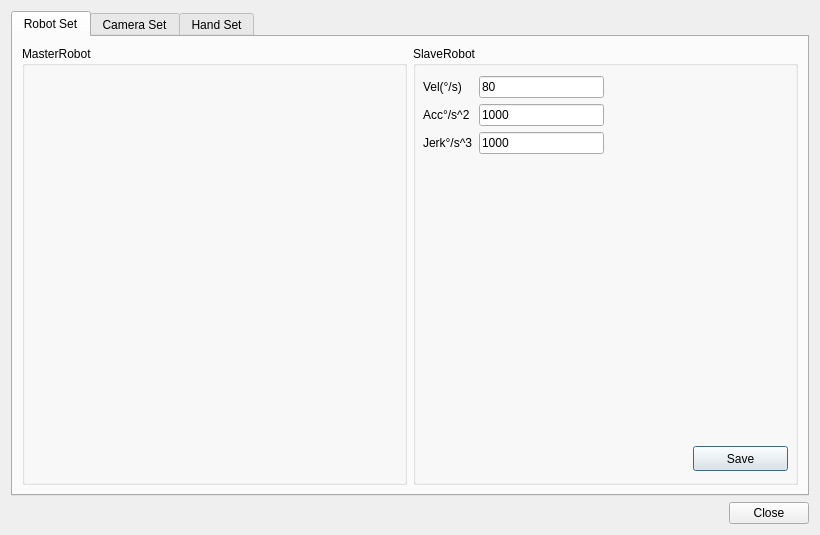
Old version of the form src/ui/settings_window.ui in the repository FAN0909/master-slave-tracking-control.
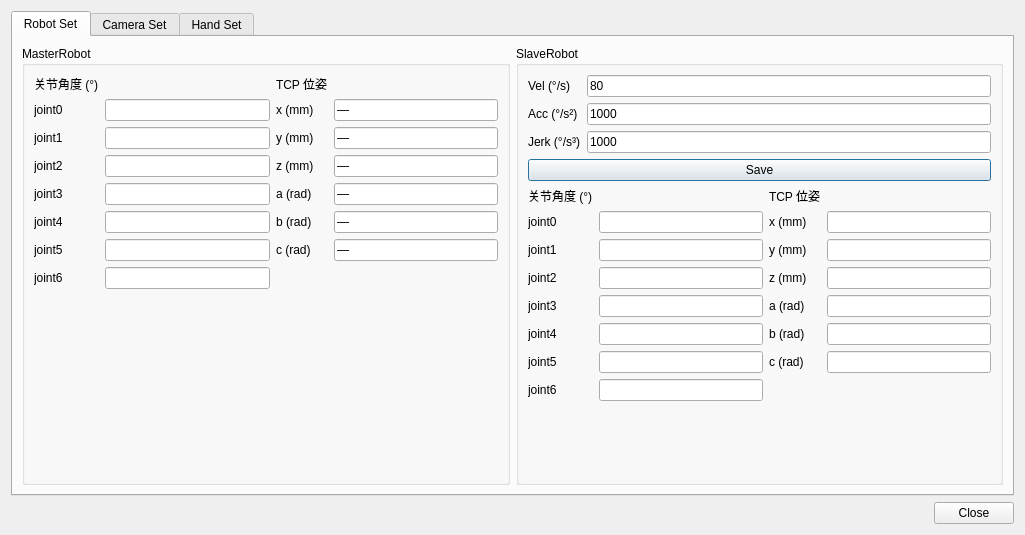
New version of the form. The open tabs and pages were chosen to show the change.

Diff of the .ui file:
```diff
--- a/src/ui/settings_window.ui
+++ b/src/ui/settings_window.ui
@@ -6,14 +6,14 @@
    <rect>
     <x>0</x>
     <y>0</y>
-    <width>820</width>
+    <width>1025</width>
     <height>535</height>
    </rect>
   </property>
   <property name="minimumSize">
    <size>
-    <width>480</width>
-    <height>320</height>
+    <width>800</width>
+    <height>400</height>
    </size>
   </property>
   <property name="windowTitle">
@@ -26,96 +26,8 @@
       <number>2</number>
      </property>
      <widget class="QWidget" name="tab_robotset">
-      <attribute name="title">
-       <string>Robot Set</string>
-      </attribute>
-      <layout class="QVBoxLayout" name="verticalLayout_2">
-       <item>
-        <layout class="QHBoxLayout" name="horizontalLayout">
-         <item>
-          <widget class="QGroupBox" name="groupBox">
-           <property name="title">
-            <string>MasterRobot</string>
-           </property>
-          </widget>
-         </item>
-         <item>
-          <widget class="QGroupBox" name="groupBox_2">
-           <property name="title">
-            <string>SlaveRobot</string>
-           </property>
-           <widget class="QWidget" name="formLayoutWidget">
-            <property name="geometry">
-             <rect>
-              <x>10</x>
-              <y>30</y>
-              <width>181</width>
-              <height>89</height>
-             </rect>
-            </property>
-            <layout class="QFormLayout" name="formLayout">
-             <item row="0" column="0">
-              <widget class="QLabel" name="label">
-               <property name="text">
-                <string>Vel(°/s)</string>
-               </property>
-              </widget>
-             </item>
-             <item row="1" column="0">
-              <widget class="QLabel" name="label_2">
-               <property name="text">
-                <string>Acc°/s^2</string>
-               </property>
-              </widget>
-             </item>
-             <item row="2" column="0">
-              <widget class="QLabel" name="label_3">
-               <property name="text">
-                <string>Jerk°/s^3</string>
-               </property>
-              </widget>
-             </item>
-             <item row="0" column="1">
-              <widget class="QLineEdit" name="lineEdit_slave_arm_vel">
-               <property name="text">
-                <string>80</string>
-               </property>
-              </widget>
-             </item>
-             <item row="1" column="1">
-              <widget class="QLineEdit" name="lineEdit_slave_arm_acc">
-               <property name="text">
-                <string>1000</string>
-               </property>
-              </widget>
-             </item>
-             <item row="2" column="1">
-              <widget class="QLineEdit" name="lineEdit_slave_arm_jerk">
-               <property name="text">
-                <string>1000</string>
-               </property>
-              </widget>
-             </item>
-            </layout>
-           </widget>
-           <widget class="QPushButton" name="pushButton_save_slave_param">
-            <property name="geometry">
-             <rect>
-              <x>280</x>
-              <y>400</y>
-              <width>95</width>
-              <height>25</height>
-             </rect>
-            </property>
-            <property name="text">
-             <string>Save</string>
-            </property>
-           </widget>
-          </widget>
-         </item>
-        </layout>
-       </item>
-      </layout>
+      <attribute name="title"><string>Robot Set</string></attribute>
+      <layout class="QHBoxLayout" name="horizontalLayout_robotset" stretch="1,1"><item><widget class="QGroupBox" name="groupBox"><property name="title"><string>MasterRobot</string></property><layout class="QVBoxLayout" name="verticalLayout_groupBox"><item><layout class="QGridLayout" name="gridLayout_master_telemetry" columnstretch="0,1,0,1"><item row="0" column="0"><widget class="QLabel" name="label_master_joint_header"><property name="text"><string>关节角度 (°)</string></property></widget></item><item row="0" column="2"><widget class="QLabel" name="label_master_tcp_header"><property name="text"><string>TCP 位姿</string></property></widget></item><item row="1" column="0"><widget class="QLabel" name="label_master_joint0"><property name="text"><string>joint0</string></property></widget></item><item row="1" column="1"><widget class="QLineEdit" name="lineEdit_master_joint0"><property name="readOnly"><bool>true</bool></property></widget></item><item row="2" column="0"><widget class="QLabel" name="label_master_joint1"><property name="text"><string>joint1</string></property></widget></item><item row="2" column="1"><widget class="QLineEdit" name="lineEdit_master_joint1"><property name="readOnly"><bool>true</bool></property></widget></item><item row="3" column="0"><widget class="QLabel" name="label_master_joint2"><property name="text"><string>joint2</string></property></widget></item><item row="3" column="1"><widget class="QLineEdit" name="lineEdit_master_joint2"><property name="readOnly"><bool>true</bool></property></widget></item><item row="4" column="0"><widget class="QLabel" name="label_master_joint3"><property name="text"><string>joint3</string></property></widget></item><item row="4" column="1"><widget class="QLineEdit" name="lineEdit_master_joint3"><property name="readOnly"><bool>true</bool></property></widget></item><item row="5" column="0"><widget class="QLabel" name="label_master_joint4"><property name="text"><string>joint4</string></property></widget></item><item row="5" column="1"><widget class="QLineEdit" name="lineEdit_master_joint4"><property name="readOnly"><bool>true</bool></property></widget></item><item row="6" column="0"><widget class="QLabel" name="label_master_joint5"><property name="text"><string>joint5</string></property></widget></item><item row="6" column="1"><widget class="QLineEdit" name="lineEdit_master_joint5"><property name="readOnly"><bool>true</bool></property></widget></item><item row="7" column="0"><widget class="QLabel" name="label_master_joint6"><property name="text"><string>joint6</string></property></widget></item><item row="7" column="1"><widget class="QLineEdit" name="lineEdit_master_joint6"><property name="readOnly"><bool>true</bool></property></widget></item><item row="1" column="2"><widget class="QLabel" name="label_master_x"><property name="text"><string>x (mm)</string></property></widget></item><item row="1" column="3"><widget class="QLineEdit" name="lineEdit_master_x"><property name="readOnly"><bool>true</bool></property><property name="text"><string>—</string></property></widget></item><item row="2" column="2"><widget class="QLabel" name="label_master_y"><property name="text"><string>y (mm)</string></property></widget></item><item row="2" column="3"><widget class="QLineEdit" name="lineEdit_master_y"><property name="readOnly"><bool>true</bool></property><property name="text"><string>—</string></property></widget></item><item row="3" column="2"><widget class="QLabel" name="label_master_z"><property name="text"><string>z (mm)</string></property></widget></item><item row="3" column="3"><widget class="QLineEdit" name="lineEdit_master_z"><property name="readOnly"><bool>true</bool></property><property name="text"><string>—</string></property></widget></item><item row="4" column="2"><widget class="QLabel" name="label_master_a"><property name="text"><string>a (rad)</string></property></widget></item><item row="4" column="3"><widget class="QLineEdit" name="lineEdit_master_a"><property name="readOnly"><bool>true</bool></property><property name="text"><string>—</string></property></widget></item><item row="5" column="2"><widget class="QLabel" name="label_master_b"><property name="text"><string>b (rad)</string></property></widget></item><item row="5" column="3"><widget class="QLineEdit" name="lineEdit_master_b"><property name="readOnly"><bool>true</bool></property><property name="text"><string>—</string></property></widget></item><item row="6" column="2"><widget class="QLabel" name="label_master_c"><property name="text"><string>c (rad)</string></property></widget></item><item row="6" column="3"><widget class="QLineEdit" name="lineEdit_master_c"><property name="readOnly"><bool>true</bool></property><property name="text"><string>—</string></property></widget></item></layout></item><item><spacer name="spacer_groupBox"><property name="orientation"><enum>Qt::Orientation::Vertical</enum></property><property name="sizeHint" stdset="0"><size><width>0</width><height>0</height></size></property></spacer></item></layout></widget></item><item><widget class="QGroupBox" name="groupBox_2"><property name="title"><string>SlaveRobot</string></property><layout class="QVBoxLayout" name="verticalLayout_groupBox_2"><item><layout class="QGridLayout" name="gridLayout_slave_params"><item row="0" column="0"><widget class="QLabel" name="label_slave_arm_vel"><property name="text"><string>Vel (°/s)</string></property></widget></item><item row="0" column="1"><widget class="QLineEdit" name="lineEdit_slave_arm_vel"><property name="text"><string>80</string></property></widget></item><item row="1" column="0"><widget class="QLabel" name="label_slave_arm_acc"><property name="text"><string>Acc (°/s²)</string></property></widget></item><item row="1" column="1"><widget class="QLineEdit" name="lineEdit_slave_arm_acc"><property name="text"><string>1000</string></property></widget></item><item row="2" column="0"><widget class="QLabel" name="label_slave_arm_jerk"><property name="text"><string>Jerk (°/s³)</string></property></widget></item><item row="2" column="1"><widget class="QLineEdit" name="lineEdit_slave_arm_jerk"><property name="text"><string>1000</string></property></widget></item><item row="3" column="0" colspan="2"><widget class="QPushButton" name="pushButton_save_slave_param"><property name="text"><string>Save</string></property></widget></item></layout></item><item><layout class="QGridLayout" name="gridLayout_slave_telemetry" columnstretch="0,1,0,1"><item row="0" column="0"><widget class="QLabel" name="label_slave_joint_header"><property name="text"><string>关节角度 (°)</string></property></widget></item><item row="0" column="2"><widget class="QLabel" name="label_slave_tcp_header"><property name="text"><string>TCP 位姿</string></property></widget></item><item row="1" column="0"><widget class="QLabel" name="label_slave_joint0"><property name="text"><string>joint0</string></property></widget></item><item row="1" column="1"><widget class="QLineEdit" name="lineEdit_slave_joint0"><property name="readOnly"><bool>true</bool></property></widget></item><item row="2" column="0"><widget class="QLabel" name="label_slave_joint1"><property name="text"><string>joint1</string></property></widget></item><item row="2" column="1"><widget class="QLineEdit" name="lineEdit_slave_joint1"><property name="readOnly"><bool>true</bool></property></widget></item><item row="3" column="0"><widget class="QLabel" name="label_slave_joint2"><property name="text"><string>joint2</string></property></widget></item><item row="3" column="1"><widget class="QLineEdit" name="lineEdit_slave_joint2"><property name="readOnly"><bool>true</bool></property></widget></item><item row="4" column="0"><widget class="QLabel" name="label_slave_joint3"><property name="text"><string>joint3</string></property></widget></item><item row="4" column="1"><widget class="QLineEdit" name="lineEdit_slave_joint3"><property name="readOnly"><bool>true</bool></property></widget></item><item row="5" column="0"><widget class="QLabel" name="label_slave_joint4"><property name="text"><string>joint4</string></property></widget></item><item row="5" column="1"><widget class="QLineEdit" name="lineEdit_slave_joint4"><property name="readOnly"><bool>true</bool></property></widget></item><item row="6" column="0"><widget class="QLabel" name="label_slave_joint5"><property name="text"><string>joint5</string></property></widget></item><item row="6" column="1"><widget class="QLineEdit" name="lineEdit_slave_joint5"><property name="readOnly"><bool>true</bool></property></widget></item><item row="7" column="0"><widget class="QLabel" name="label_slave_joint6"><property name="text"><string>joint6</string></property></widget></item><item row="7" column="1"><widget class="QLineEdit" name="lineEdit_slave_joint6"><property name="readOnly"><bool>true</bool></property></widget></item><item row="1" column="2"><widget class="QLabel" name="label_slave_x"><property name="text"><string>x (mm)</string></property></widget></item><item row="1" column="3"><widget class="QLineEdit" name="lineEdit_slave_x"><property name="readOnly"><bool>true</bool></property></widget></item><item row="2" column="2"><widget class="QLabel" name="label_slave_y"><property name="text"><string>y (mm)</string></property></widget></item><item row="2" column="3"><widget class="QLineEdit" name="lineEdit_slave_y"><property name="readOnly"><bool>true</bool></property></widget></item><item row="3" column="2"><widget class="QLabel" name="label_slave_z"><property name="text"><string>z (mm)</string></property></widget></item><item row="3" column="3"><widget class="QLineEdit" name="lineEdit_slave_z"><property name="readOnly"><bool>true</bool></property></widget></item><item row="4" column="2"><widget class="QLabel" name="label_slave_a"><property name="text"><string>a (rad)</string></property></widget></item><item row="4" column="3"><widget class="QLineEdit" name="lineEdit_slave_a"><property name="readOnly"><bool>true</bool></property></widget></item><item row="5" column="2"><widget class="QLabel" name="label_slave_b"><property name="text"><string>b (rad)</string></property></widget></item><item row="5" column="3"><widget class="QLineEdit" name="lineEdit_slave_b"><property name="readOnly"><bool>true</bool></property></widget></item><item row="6" column="2"><widget class="QLabel" name="label_slave_c"><property name="text"><string>c (rad)</string></property></widget></item><item row="6" column="3"><widget class="QLineEdit" name="lineEdit_slave_c"><property name="readOnly"><bool>true</bool></property></widget></item></layout></item><item><spacer name="spacer_groupBox_2"><property name="orientation"><enum>Qt::Orientation::Vertical</enum></property><property name="sizeHint" stdset="0"><size><width>0</width><height>0</height></size></property></spacer></item></layout></widget></item></layout>
      </widget>
      <widget class="QWidget" name="tab_cameraset">
       <attribute name="title">
```
Left out of the diff: 2 changed lines with no effect on the pictures.
